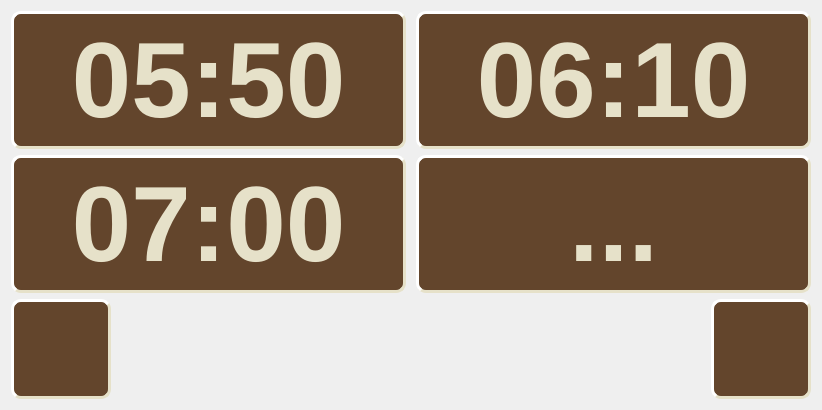
Old version of the form dialogsetalarm.ui in the repository cilo72/raspi_clock.
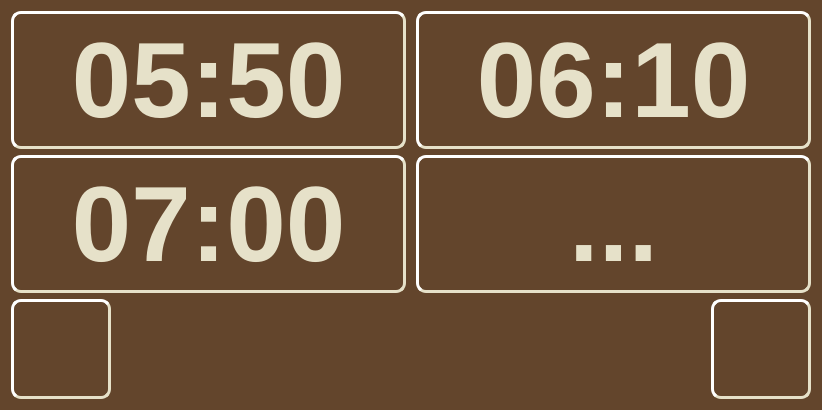
New version of the form. Icons and pictures are not drawn.

Diff of the .ui file:
```diff
--- a/dialogsetalarm.ui
+++ b/dialogsetalarm.ui
@@ -39,7 +39,10 @@
     background-color: rgb(99, 69, 44);
 	color: rgb(230, 225, 201);
 }
-</string>
+
+QWidget {
+background-color: rgb(99, 69, 44);
+}</string>
   </property>
   <layout class="QVBoxLayout" name="verticalLayout">
    <item>
```
